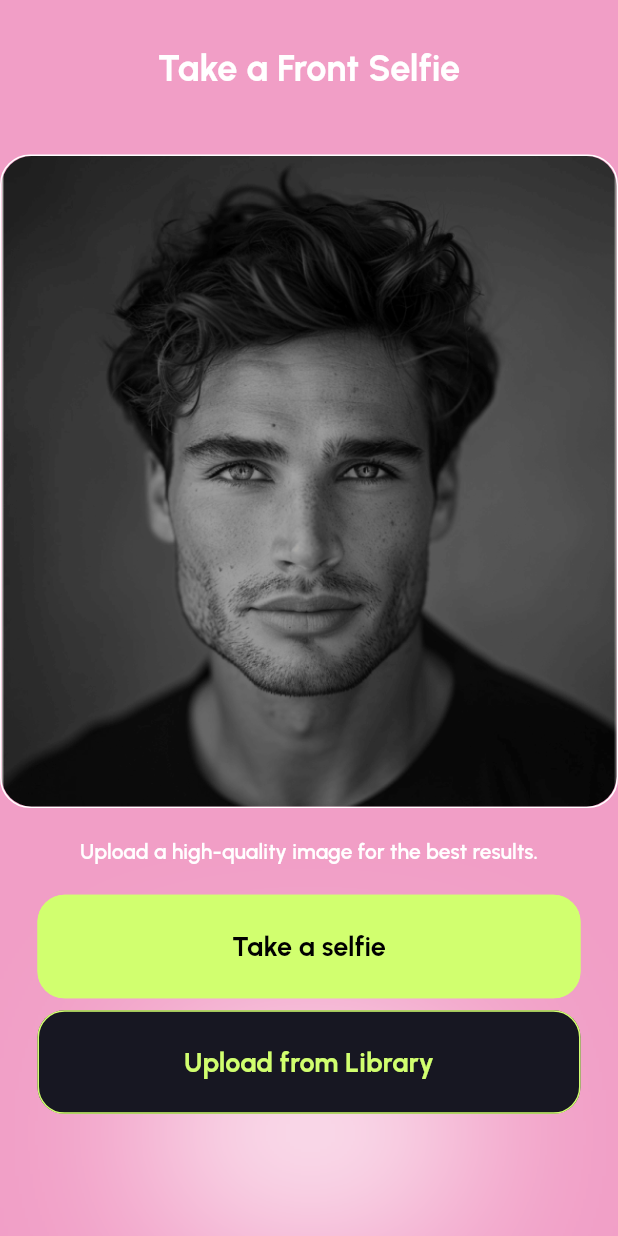
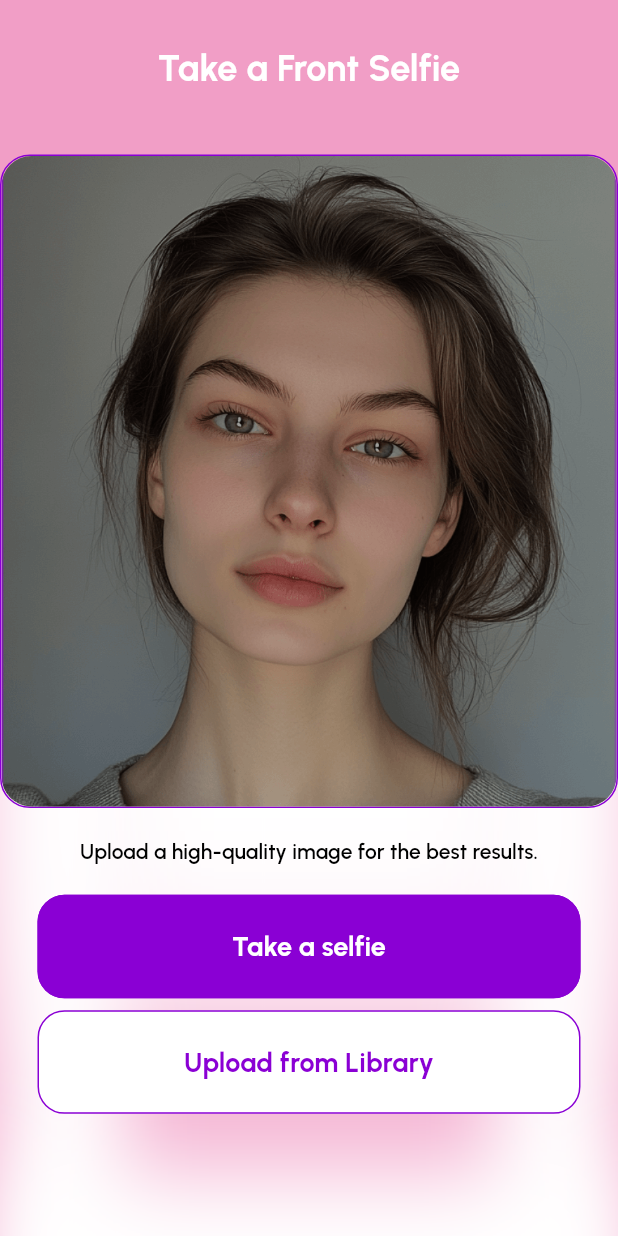
Before and after one commit to pavlogrinchenkoo/glow_up, a Flutter app: the screen it shows after launch, swiped to page 5, on a phone screen of 412 x 824 dp. Run offline on Flutter 3.47's test engine with Material 3 defaults, Android fonts, the light colour scheme and no system bars; our stand-ins replace auto_route, blur, camera, card_swiper, cloud_firestore, device_info_plus and 17 more; missing offline and left inert: amplitude_flutter, before_after, in_app_review, open_settings_plus, purchases_flutter; accounts and stored records are empty; project files that could hold a hidden picture were left out.

Commit message:
GRN-066:Redesign fifth page of onboarding row

```diff
--- a/lib/screens/onboarding_page/widgets/onboarding_start_use_photo.dart
+++ b/lib/screens/onboarding_page/widgets/onboarding_start_use_photo.dart
@@ -42,6 +42,36 @@ class OnboardingStartUsePhoto extends StatelessWidget {
             ),
           ),
         ),
+        CustomBokeh(
+          size: screenWidth / 1,
+          scaleY: 1,
+          scaleX: 1,
+          alignment: Alignment.center,
+          transform: Offset(Sizes.scale, screenHeight / 12),
+          shape: BoxShape.rectangle,
+          angleInRadians: pi / Sizes.s2,
+          // isPurpleShadow: true,
+        ),
+        CustomBokeh(
+          size: screenWidth / 1,
+          scaleY: 0.2,
+          scaleX: 1,
+          alignment: Alignment.bottomCenter,
+          transform: Offset(screenHeight / 5, screenHeight / 12),
+          shape: BoxShape.rectangle,
+          angleInRadians: pi / Sizes.s2,
+          // isPurpleShadow: true,
+        ),
+        CustomBokeh(
+          size: screenWidth / 1,
+          scaleY: 0.2,
+          scaleX: 1,
+          alignment: Alignment.bottomCenter,
+          transform: Offset(-screenHeight / 5, screenHeight / 12),
+          shape: BoxShape.rectangle,
+          angleInRadians: pi / Sizes.s2,
+          // isPurpleShadow: true,
+        ),
         Align(
           alignment: Alignment.topCenter,
           child: Padding(
@@ -49,7 +79,7 @@ class OnboardingStartUsePhoto extends StatelessWidget {
             child: Container(
               decoration: BoxDecoration(
                 border: Border.all(
-                  color: BC.white,
+                  color: BC.purpleViolet,
                   width: 1.0,
                 ),
                 borderRadius: BorderRadius.circular(20.0),
@@ -72,13 +102,14 @@ class OnboardingStartUsePhoto extends StatelessWidget {
           ),
         ),
         CustomBokeh(
-          size: screenWidth / 1.5,
-          scaleY: 0.7,
-          scaleX: 0.4,
+          size: screenWidth / 1,
+          scaleY: 1,
+          scaleX: 0.3,
           alignment: Alignment.bottomCenter,
-          transform: Offset(Sizes.scale, screenHeight / 12),
+          transform: Offset(Sizes.scale, screenHeight / 3.8),
           shape: BoxShape.rectangle,
           angleInRadians: pi / Sizes.s2,
+          // isPurpleShadow: true,
         ),
         Padding(
           padding: EdgeInsets.only(top: topOffset - Sizes.s30),
@@ -88,7 +119,7 @@ class OnboardingStartUsePhoto extends StatelessWidget {
                 padding: const EdgeInsets.symmetric(horizontal: Sizes.s30),
                 child: Text(
                   s.onboardingUploadHighQuality,
-                  style: BS.tex14.apply(color: BC.white),
+                  style: BS.tex14,
                   textAlign: TextAlign.center,
                 ),
               ),
@@ -101,19 +132,20 @@ class OnboardingStartUsePhoto extends StatelessWidget {
                       s.onboardingButtonTakeSelfieButton,
                       onTap: pushToTakePhoto,
                       outLine: true,
-                      borderColor: BC.salad,
-                      colorButton: BC.salad,
+                      borderColor: BC.purpleViolet,
+                      colorButton: BC.purpleViolet,
                       borderRadius: AppRadius.r18,
                       padding: Sizes.s23,
+                      textColor: BC.white,
                     ),
                     Space.h8,
                     CustomButton(
                       s.onboardingButtonUploadLibraryButton,
                       onTap: uploadGalleryPhoto,
                       outLine: true,
-                      borderColor: BC.salad,
-                      colorButton: BC.navyGrey,
-                      textColor: BC.salad,
+                      borderColor: BC.purpleViolet,
+                      colorButton: BC.white,
+                      textColor: BC.purpleViolet,
                       borderRadius: AppRadius.r18,
                       padding: Sizes.s23,
                     ),
--- a/lib/widgets/custom_boxeh.dart
+++ b/lib/widgets/custom_boxeh.dart
@@ -9,6 +9,7 @@ class CustomBokeh extends StatelessWidget {
   final BoxShape? shape;
   final double? angleInRadians;
   final bool isPurpleShadow;
+  final bool isPinkShadow;
 
   const CustomBokeh({
     required this.size,
@@ -19,6 +20,7 @@ class CustomBokeh extends StatelessWidget {
     this.shape,
     this.angleInRadians,
     this.isPurpleShadow = false,
+    this.isPinkShadow = false,
     super.key,
   });
 
@@ -38,9 +40,11 @@ class CustomBokeh extends StatelessWidget {
               height: size,
               decoration: BoxDecoration(
                 shape: shape ?? BoxShape.circle,
-                boxShadow: isPurpleShadow
-                    ? [CustomShadows.bokehPurpule(context)]
-                    : [CustomShadows.bokehWhite(context)],
+                boxShadow: isPinkShadow
+                    ? [CustomShadows.bokehPink(context)]
+                    : isPurpleShadow
+                        ? [CustomShadows.bokehPurpule(context)]
+                        : [CustomShadows.bokehWhite(context)],
               ),
             ),
           ),
@@ -61,7 +65,14 @@ class CustomShadows {
   static BoxShadow bokehWhite(BuildContext context) {
     return BoxShadow(
       color: BC.white.withOpacity(1),
-      blurRadius: 200,
+      blurRadius: 100,
+    );
+  }
+
+  static BoxShadow bokehPink(BuildContext context) {
+    return BoxShadow(
+      color: BC.white.withOpacity(1),
+      blurRadius: 10,
     );
   }
 }
```
Also changed, not shown: assets/images/onboarding/onboardingFrontSelfie.png, assets/images/onboarding/onboardingSideSelfie.png.
